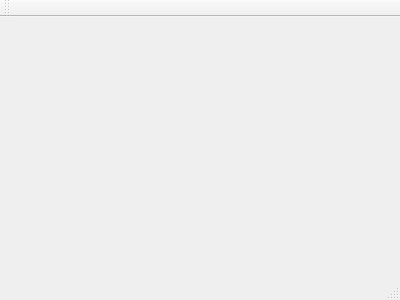
First picture: the form in StateMachine/mainwindow.ui, repository geirivtu/designPatterns, before the edit.
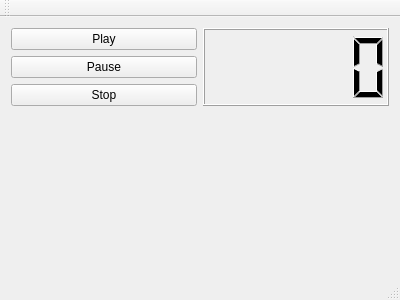
Second picture: the form after the edit.

```diff
--- a/StateMachine/mainwindow.ui
+++ b/StateMachine/mainwindow.ui
@@ -12,13 +12,68 @@
   <property name="windowTitle" >
    <string>MainWindow</string>
   </property>
-  <widget class="QMenuBar" name="menuBar" />
-  <widget class="QToolBar" name="mainToolBar" />
-  <widget class="QWidget" name="centralWidget" />
-  <widget class="QStatusBar" name="statusBar" />
+  <widget class="QWidget" name="centralWidget">
+   <layout class="QGridLayout" name="gridLayout_2">
+    <item row="2" column="0">
+     <widget class="QPushButton" name="pushButton_play">
+      <property name="text">
+       <string>Play</string>
+      </property>
+     </widget>
+    </item>
+    <item row="3" column="0">
+     <widget class="QPushButton" name="pushButton_pause">
+      <property name="text">
+       <string>Pause</string>
+      </property>
+     </widget>
+    </item>
+    <item row="4" column="0">
+     <widget class="QPushButton" name="pushButton_stop">
+      <property name="text">
+       <string>Stop</string>
+      </property>
+     </widget>
+    </item>
+    <item row="5" column="0">
+     <spacer name="verticalSpacer">
+      <property name="orientation">
+       <enum>Qt::Vertical</enum>
+      </property>
+      <property name="sizeHint" stdset="0">
+       <size>
+        <width>20</width>
+        <height>40</height>
+       </size>
+      </property>
+     </spacer>
+    </item>
+    <item row="2" column="1" rowspan="3">
+     <widget class="QLCDNumber" name="lcdNumber_time"/>
+    </item>
+   </layout>
+  </widget>
+  <widget class="QMenuBar" name="menuBar">
+   <property name="geometry">
+    <rect>
+     <x>0</x>
+     <y>0</y>
+     <width>400</width>
+     <height>21</height>
+    </rect>
+   </property>
+  </widget>
+  <widget class="QToolBar" name="mainToolBar">
+   <attribute name="toolBarArea">
+    <enum>TopToolBarArea</enum>
+   </attribute>
+   <attribute name="toolBarBreak">
+    <bool>false</bool>
+   </attribute>
+  </widget>
+  <widget class="QStatusBar" name="statusBar"/>
  </widget>
- <layoutDefault spacing="6" margin="11" />
- <pixmapfunction></pixmapfunction>
+ <layoutdefault spacing="6" margin="11"/>
  <resources/>
  <connections/>
 </ui>
```
Left out of the diff: 9 changed lines with no effect on the pictures.
